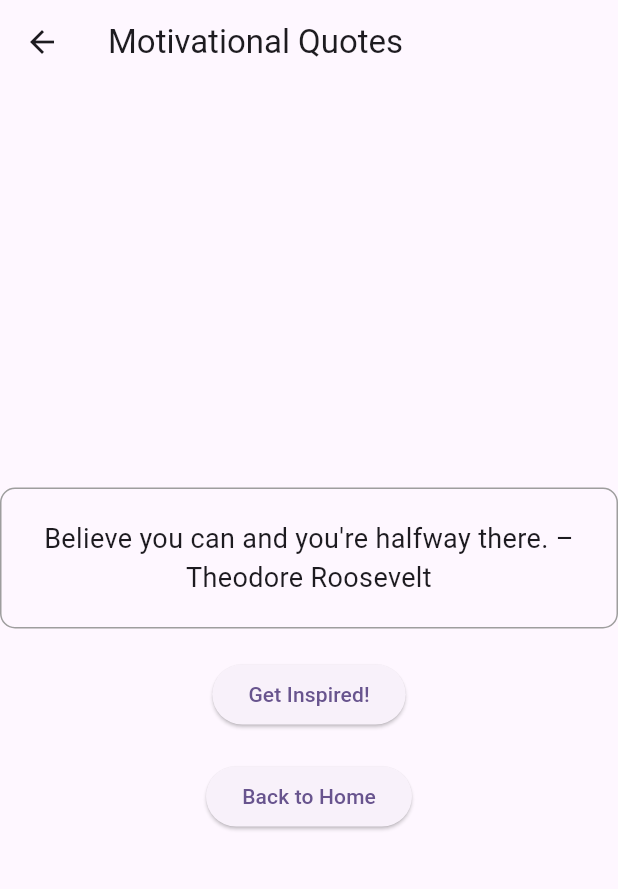
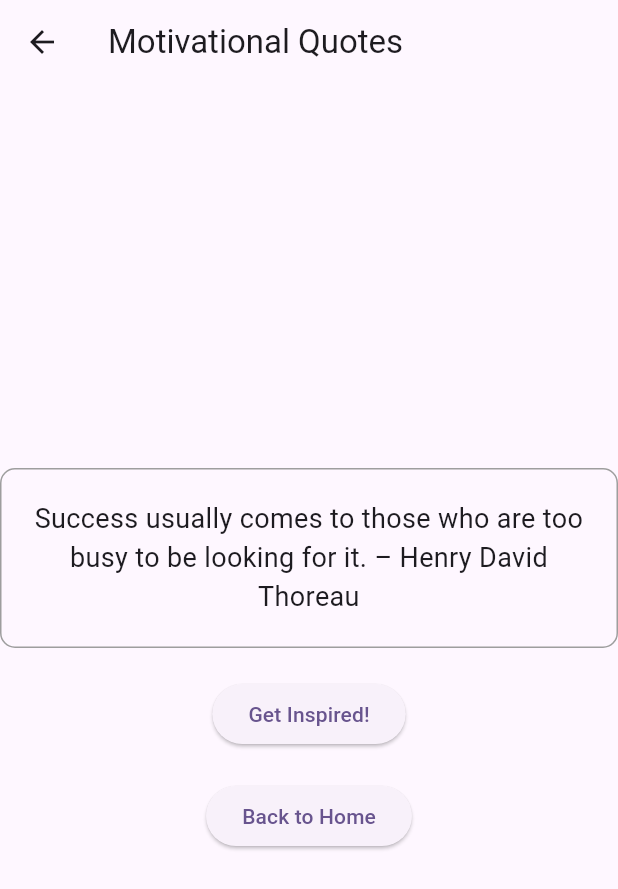
Before and after one commit to nahomfik/SafeSpace, a Flutter app: the MotivationalQuotesScreen screen opened directly, after a tap on "Get Inspired!", on a phone screen of 412 x 824 dp. Shown: the top 889 px of the screen. Run offline on Flutter 3.47's test engine with Material 3 defaults, Android fonts, the phone set to English and light mode, and no system bars.

Commit message:
added more quotes

```diff
--- a/lib/motivational_quotes_screen.dart
+++ b/lib/motivational_quotes_screen.dart
@@ -12,9 +12,32 @@ class _MotivationalQuotesScreenState extends State<MotivationalQuotesScreen> {
   String currentQuote = "Press the button for motivation!";
   final List<String> quotes = [
     "Believe you can and you're halfway there. – Theodore Roosevelt",
-    "The only way to do great work is to love what you do. – Steve Jobs",
-    "Success is not the key to happiness. Happiness is the key to success. – Albert Schweitzer",
-    "Your limitation—it’s only your imagination.",
+            "The only way to do great work is to love what you do. – Steve Jobs",
+            "Success is not the key to happiness. Happiness is the key to success. – Albert Schweitzer",
+            "Your limitation—it’s only your imagination.",
+            "Push yourself, because no one else is going to do it for you.",
+            "Sometimes later becomes never. Do it now.",
+            "Great things never come from comfort zones.",
+            "Dream it. Wish it. Do it.",
+            "Success doesn’t just find you. You have to go out and get it.",
+            "The harder you work for something, the greater you’ll feel when you achieve it.",
+            "Don't stop when you're tired. Stop when you're done.",
+            "It's not whether you get knocked down, it's whether you get up. – Vince Lombardi",
+            "Hardships often prepare ordinary people for an extraordinary destiny. – C.S. Lewis",
+            "Don't watch the clock; do what it does. Keep going. – Sam Levenson",
+            "The best way to predict the future is to create it. – Abraham Lincoln",
+            "If you want to achieve greatness stop asking for permission. – Anonymous",
+            "You miss 100% of the shots you don’t take. – Wayne Gretzky",
+            "Whether you think you can or you think you can't, you're right. – Henry Ford",
+            "Success is walking from failure to failure with no loss of enthusiasm. – Winston Churchill",
+            "It always seems impossible until it's done. – Nelson Mandela",
+            "Start where you are. Use what you have. Do what you can. – Arthur Ashe",
+            "It does not matter how slowly you go, as long as you do not stop. – Confucius",
+            "The future belongs to those who believe in the beauty of their dreams. – Eleanor Roosevelt",
+            "The harder you work, the luckier you get. – Gary Player",
+            "The only limit to our realization of tomorrow will be our doubts of today. – Franklin D. Roosevelt",
+            "Success usually comes to those who are too busy to be looking for it. – Henry David Thoreau",
+            "Don't be pushed around by the fears in your mind. Be led by the dreams in your heart. – Roy T. Bennett",
     // ... add more quotes here ...
   ];
 
```
